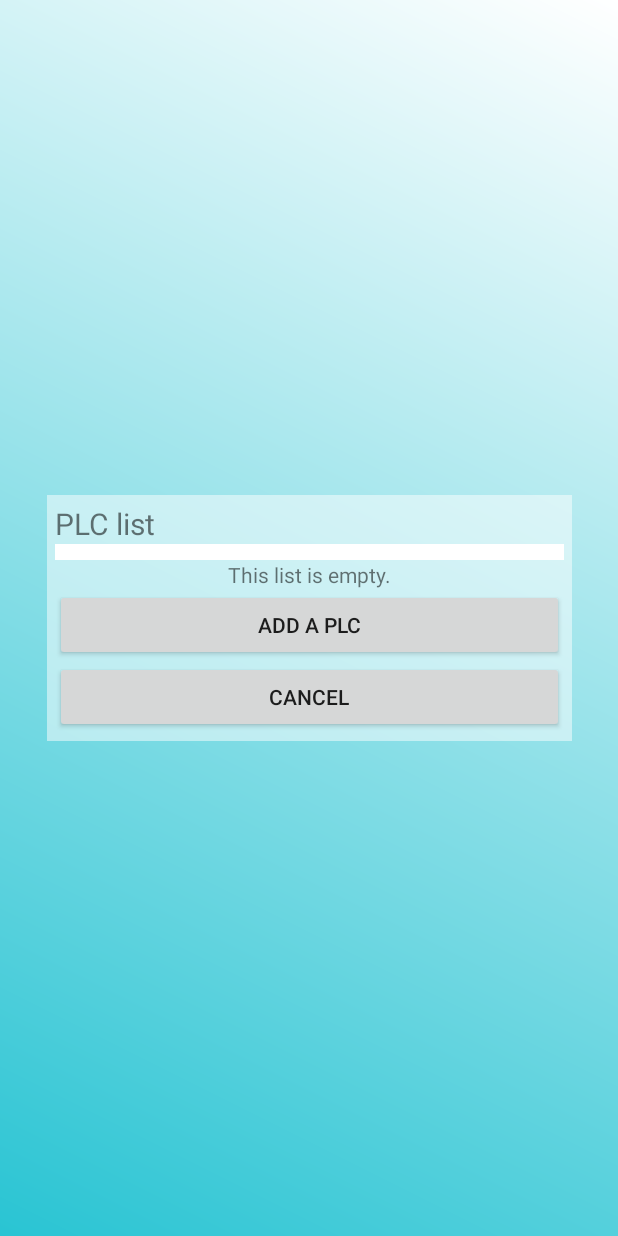
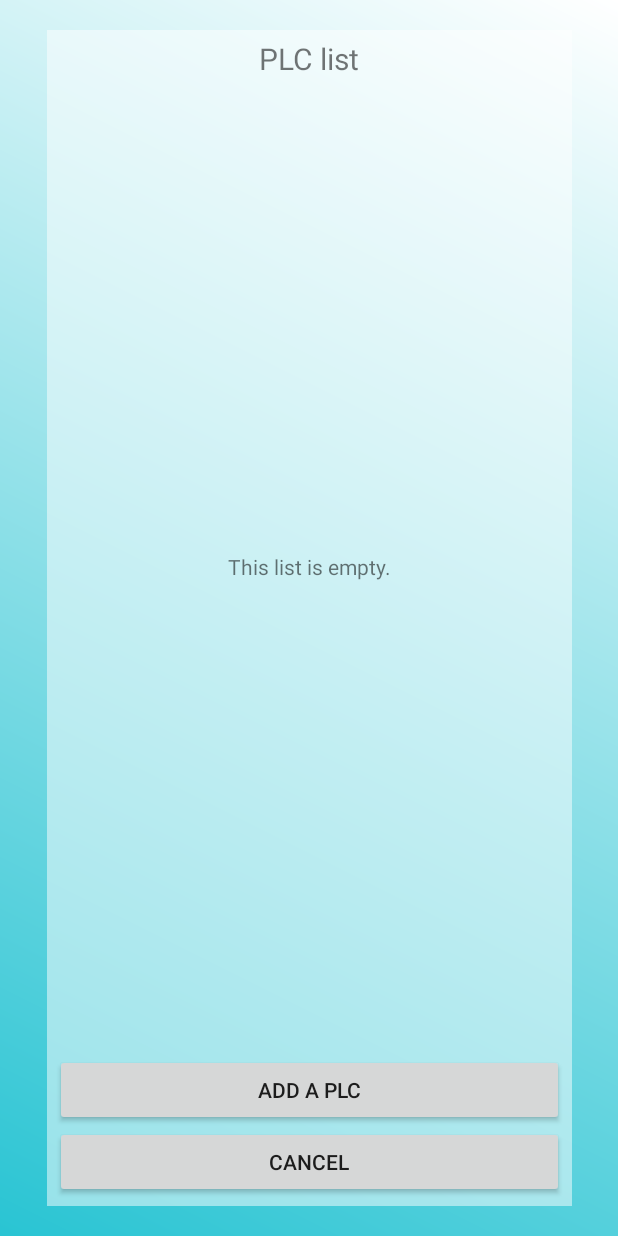
Before and after one commit to TeaFlex/ProcessimControlApp, an Android app: the PlcManagementActivity screen opened directly, with no data from a screen before it, on a phone screen of 412 x 824 dp. Run offline under Robolectric (Android 15) with nearby library versions, the phone set to English and light mode, and no system bars; our stand-ins replace Room's generated code, data binding; 2 statements that could not run were skipped.

Commit message:
Better PLC list

```diff
--- a/app/src/main/java/be/heh/std/app/PlcManagementActivity.java
+++ b/app/src/main/java/be/heh/std/app/PlcManagementActivity.java
@@ -35,7 +35,7 @@ public class PlcManagementActivity extends AppCompatActivity {
             case R.id.plc_management_back:
                 finish();
             break;
-            case R.id.add_plc:
+            case R.id.plc_management_add:
                 startActivity(new Intent(this, AddPlcActivity.class));
                 break;
         }
--- a/app/src/main/java/be/heh/std/app/adapters/PlcConfAdapter.java
+++ b/app/src/main/java/be/heh/std/app/adapters/PlcConfAdapter.java
@@ -52,8 +52,17 @@ public class PlcConfAdapter extends BaseAdapter {
         }
         else
             binding = (ItemPlcBinding) result.getTag();
+        result.setOnLongClickListener(new View.OnLongClickListener() {
+            @Override
+            public boolean onLongClick(View v) {
+
+                return false;
+            }
+        });
+
         result.setOnClickListener(v -> {
             Context c = parent.getContext();
+
             String desc = String.format("%d (%s)", current_conf.id, current_conf.ip);
             new AlertDialog.Builder(c)
                     .setMessage(c.getString(R.string.connect_plc_msg, desc))
--- a/app/src/main/res/layout/activity_plc_management.xml
+++ b/app/src/main/res/layout/activity_plc_management.xml
@@ -15,58 +15,77 @@
         android:layout_height="match_parent"
         android:background="@drawable/gradient_1">
 
-        <LinearLayout
+        <RelativeLayout
             android:id="@+id/plc_management_box"
             android:layout_width="@dimen/block_width"
-            android:layout_height="wrap_content"
+            android:layout_height="match_parent"
+            android:layout_margin="@dimen/big_margin"
             android:background="@color/white_tran"
             android:maxHeight="@dimen/block_width"
-            android:orientation="vertical"
-            android:padding="5dp"
+            android:padding="@dimen/padding"
             app:layout_constraintBottom_toBottomOf="parent"
             app:layout_constraintEnd_toEndOf="parent"
             app:layout_constraintHorizontal_bias="0.5"
             app:layout_constraintStart_toStartOf="parent"
             app:layout_constraintTop_toTopOf="parent">
 
+            <androidx.constraintlayout.widget.ConstraintLayout
+                android:layout_width="match_parent"
+                android:layout_height="wrap_content"
+                android:layout_alignParentTop="true"
+                android:layout_above="@id/plc_management_add">
                 <TextView
+                    android:id="@+id/plc_list_label"
                     android:layout_width="wrap_content"
                     android:layout_height="wrap_content"
                     android:text="@string/plc_list"
-                android:textSize="@dimen/title_size" />
+                    android:textSize="@dimen/title_size"
+                    app:layout_constraintEnd_toEndOf="parent"
+                    app:layout_constraintHorizontal_bias="0.5"
+                    app:layout_constraintStart_toStartOf="parent"
+                    tools:layout_editor_absoluteY="5dp" />
 
                 <ListView
                     android:id="@+id/conf_list"
                     android:layout_width="match_parent"
                     android:layout_height="wrap_content"
-                android:background="@color/white"
-                android:padding="5dp"
+                    android:padding="@dimen/padding"
                     android:visibility="@{isListmpty ? view.GONE : view.VISIBLE}"
-                tools:ignore="MissingConstraints" />
+                    app:layout_constraintEnd_toEndOf="parent"
+                    app:layout_constraintHorizontal_bias="0.5"
+                    app:layout_constraintStart_toStartOf="parent"
+                    app:layout_constraintTop_toBottomOf="@id/plc_list_label"/>
 
                 <TextView
+                    android:id="@+id/plc_is_empty"
                     android:layout_width="wrap_content"
                     android:layout_height="wrap_content"
-                android:layout_gravity="center"
                     android:text="@string/empty_list"
-                android:visibility="@{isListmpty ? view.VISIBLE : view.GONE}" />
+                    android:visibility="@{isListmpty ? view.VISIBLE : view.GONE}"
+                    app:layout_constraintEnd_toEndOf="parent"
+                    app:layout_constraintHorizontal_bias="0.5"
+                    app:layout_constraintStart_toStartOf="parent"
+                    app:layout_constraintTop_toBottomOf="@id/plc_list_label"
+                    app:layout_constraintBottom_toBottomOf="parent"/>
+            </androidx.constraintlayout.widget.ConstraintLayout>
 
             <Button
-                android:id="@+id/add_plc"
+                android:id="@+id/plc_management_add"
                 android:layout_width="match_parent"
                 android:layout_height="wrap_content"
+                android:onClick="onPlcManageClick"
                 android:text="@string/add_plc"
-                android:onClick="onPlcManageClick"
-                />
+                app:layout_constraintBottom_toTopOf="@id/plc_management_back"
+                android:layout_above="@id/plc_management_back" />
 
             <Button
                 android:id="@+id/plc_management_back"
                 android:layout_width="match_parent"
                 android:layout_height="wrap_content"
+                android:onClick="onPlcManageClick"
                 android:text="@string/cancel"
-                android:onClick="onPlcManageClick"
-                />
-        </LinearLayout>
+                android:layout_alignParentBottom="true" />
+        </RelativeLayout>
 
 
     </androidx.constraintlayout.widget.ConstraintLayout>
--- a/app/src/main/res/layout/item_plc.xml
+++ b/app/src/main/res/layout/item_plc.xml
@@ -16,6 +16,7 @@
                 android:id="@+id/plc_ip"
                 android:layout_width="wrap_content"
                 android:layout_height="wrap_content"
+                android:layout_marginRight="5dp"
                 android:text="@{@string/double_dot(@string/ip, plc.ip)}" />
 
             <TextView
@@ -30,6 +31,7 @@
                 android:id="@+id/plc_slot"
                 android:layout_width="wrap_content"
                 android:layout_height="wrap_content"
+                android:layout_marginRight="5dp"
                 android:text="@{@string/double_dot(@string/slot, plc.slot)}" />
 
             <TextView
--- a/app/src/main/res/values/dimensions.xml
+++ b/app/src/main/res/values/dimensions.xml
@@ -3,4 +3,7 @@
     <dimen name="big_title_size">30sp</dimen>
     <dimen name="title_size">20sp</dimen>
     <dimen name="block_width">350dp</dimen>
+    <dimen name="small_margin">5dp</dimen>
+    <dimen name="big_margin">20dp</dimen>
+    <dimen name="padding">5dp</dimen>
 </resources>
```
Lines whose indentation alone changed are shown as unchanged.
